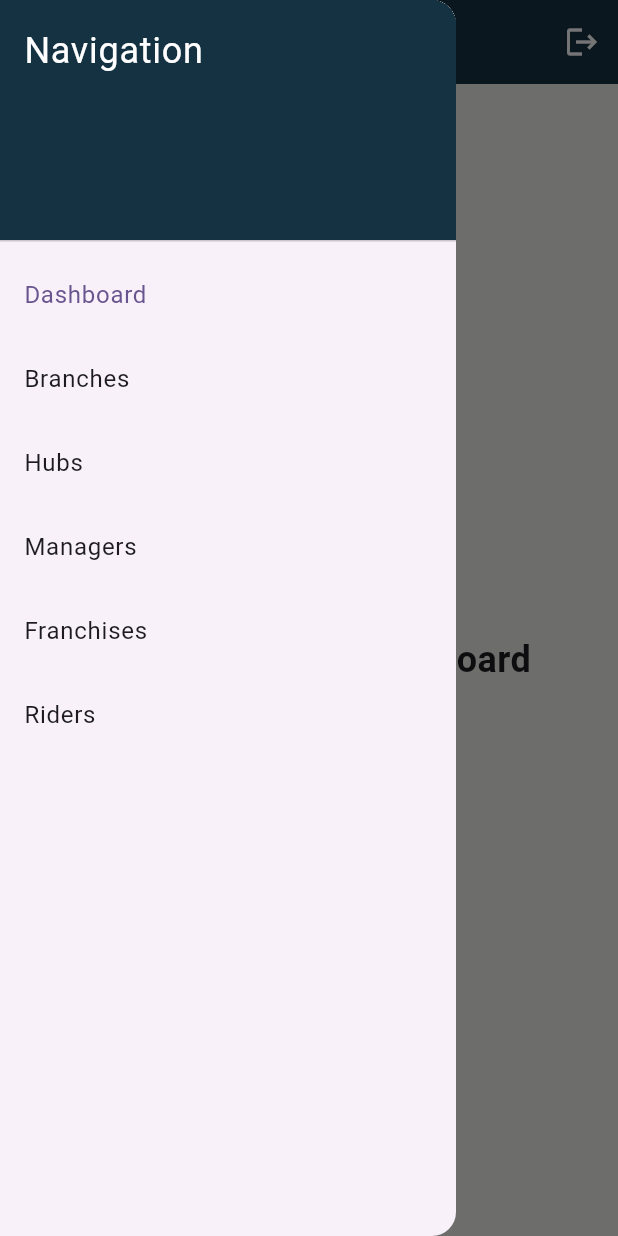
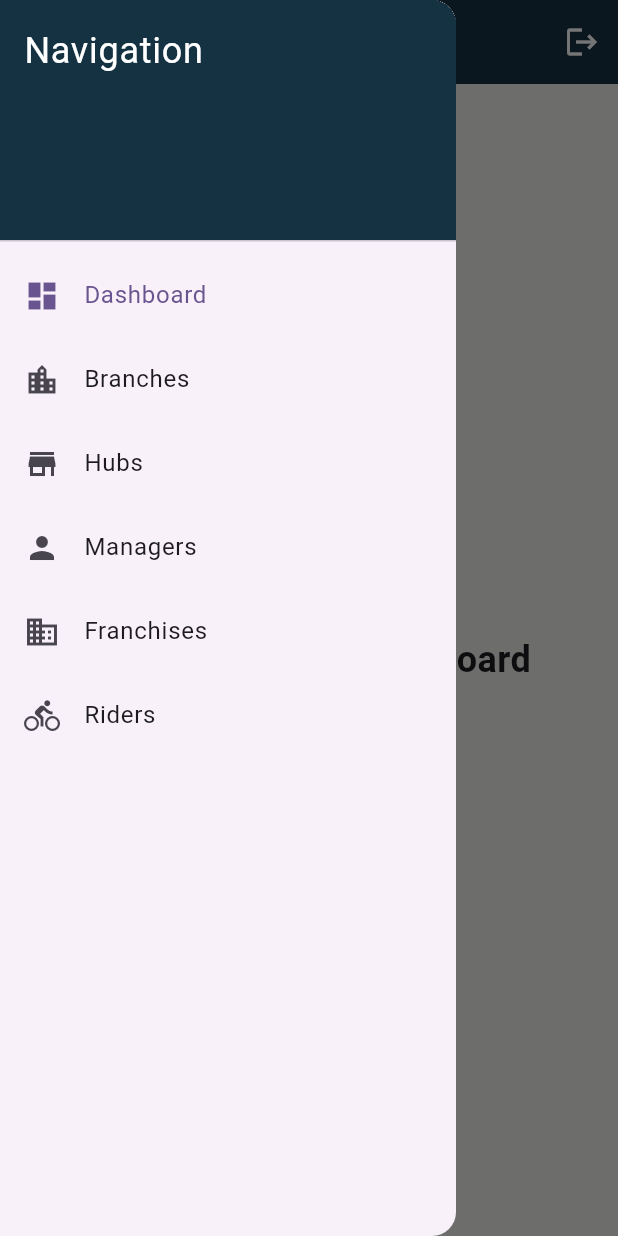
Before and after one commit to MagdKamaldev/rider_admin_panel, a Flutter app: the HomeScreen screen opened directly, with the side drawer open, on a phone screen of 412 x 824 dp. Run offline on Flutter 3.47's test engine with Material 3 defaults, Android fonts, the phone set to English and light mode, and no system bars; our stand-ins replace bloc, dartz, dio, flutter_bloc, get_it, hive and 2 more; accounts and stored records are empty.

Commit message:
create rider

```diff
--- a/lib/core/networks/api_constants.dart
+++ b/lib/core/networks/api_constants.dart
@@ -28,5 +28,5 @@ class ApiConstants {
 //Rider
 static const String fetchRiders = "admin/FetchRiders";
 static const String deleteRider = "admin/DeleteRider";
-
+static const String editRiderHub = "admin/EditRiderHub";
 }
--- a/lib/features/Branches/Ui/add_branch_screen.dart
+++ b/lib/features/Branches/Ui/add_branch_screen.dart
@@ -10,6 +10,8 @@ import 'package:tayar_admin_panel/features/Branches/logic/cubit/branch_cubit.dar
 import 'package:tayar_admin_panel/features/Managers/data/models/manager_model/hub.dart';
 import 'package:tayar_admin_panel/features/home/Ui/home_screen.dart';
 
+
+//make an add rider screen that takes a hub which is selected and name and national id and mobile number and make it like :
 class AddBranchScreen extends StatefulWidget {
   const AddBranchScreen({super.key});
 
--- a/lib/features/home/Ui/home_screen.dart
+++ b/lib/features/home/Ui/home_screen.dart
@@ -22,6 +22,10 @@ class HomeScreen extends StatefulWidget {
 }
 
 class HomeScreenState extends State<HomeScreen> {
+  double railWidth = 72.0; // Default width of the NavigationRail
+  final double expandedRailWidth =
+      200.0; // Expanded width of the NavigationRail
+
   @override
   Widget build(BuildContext context) {
     return BlocProvider(
@@ -50,7 +54,6 @@ class HomeScreenState extends State<HomeScreen> {
           return LayoutBuilder(
             builder: (context, constraints) {
               bool isWideScreen = constraints.maxWidth > 800;
-
               return Scaffold(
                 appBar: AppBar(
                   actions: [
@@ -89,10 +92,14 @@ class HomeScreenState extends State<HomeScreen> {
                                 ),
                               ),
                             ),
-                            for (int i = 0; i < HomeCubit.get(context).titles.length; i++)
+                            for (int i = 0;
+                                i < HomeCubit.get(context).titles.length;
+                                i++)
                               ListTile(
+                                leading: HomeCubit.get(context).screenIcons[i],
                                 title: Text(HomeCubit.get(context).titles[i]),
-                                selected: i == HomeCubit.get(context).selectedIndex,
+                                selected:
+                                    i == HomeCubit.get(context).selectedIndex,
                                 onTap: () {
                                   setState(() {
                                     HomeCubit.get(context).selectedIndex = i;
@@ -106,19 +113,43 @@ class HomeScreenState extends State<HomeScreen> {
                 body: isWideScreen
                     ? Row(
                         children: [
-                          NavigationRail(
-                            selectedIndex: HomeCubit.get(context).selectedIndex,
-                            onDestinationSelected: (int index) {
+                          MouseRegion(
+                            onEnter: (_) {
                               setState(() {
-                                HomeCubit.get(context).selectedIndex = index;
+                                railWidth = expandedRailWidth;
                               });
                             },
-                            labelType: NavigationRailLabelType.all,
-                            destinations: List.generate(
-                              HomeCubit.get(context).titles.length,
-                              (index) => NavigationRailDestination(
-                                icon: HomeCubit.get(context).screenIcons[index], // You can customize this icon
-                                label: Text(HomeCubit.get(context).titles[index]),
+                            onExit: (_) {
+                              setState(() {
+                                railWidth = 72.0;
+                              });
+                            },
+                            child: AnimatedContainer(
+                              duration: const Duration(milliseconds: 200),
+                              width: railWidth,
+                              child: NavigationRail(
+                                selectedIndex:
+                                    HomeCubit.get(context).selectedIndex,
+                                onDestinationSelected: (int index) {
+                                  setState(() {
+                                    HomeCubit.get(context).selectedIndex =
+                                        index;
+                                  });
+                                },
+                                labelType: railWidth > 72.0
+                                    ? NavigationRailLabelType.all
+                                    : NavigationRailLabelType.none,
+                                destinations: List.generate(
+                                  HomeCubit.get(context).titles.length,
+                                  (index) => NavigationRailDestination(
+                                    icon: HomeCubit.get(context)
+                                        .screenIcons[index],
+                                    label: railWidth > 72.0
+                                        ? Text(HomeCubit.get(context)
+                                            .titles[index])
+                                        : const Text(""),
+                                  ),
+                                ),
                               ),
                             ),
                           ),
--- a/lib/features/home/logic/cubit/home_cubit.dart
+++ b/lib/features/home/logic/cubit/home_cubit.dart
@@ -18,12 +18,12 @@ class HomeCubit extends Cubit<HomeState> {
     "Riders"
   ];
 
-  List<Widget> screenIcons = const[
-  Icon(Icons.dashboard),       // Dashboard
-  Icon(Icons.location_city),   // Branches (using city icon as an example)
-  Icon(Icons.store),           // Hubs (using store icon as an example)
-  Icon(Icons.person),          // Managers (using person icon as an example)
-  Icon(Icons.business),        // Franchises (using business icon as an example)
-  Icon(Icons.directions_bike), // Riders (using bike icon as an example)
-];
+  List<Widget> screenIcons = const [
+    Icon(Icons.dashboard),
+    Icon(Icons.location_city),
+    Icon(Icons.store),
+    Icon(Icons.person),
+    Icon(Icons.business),
+    Icon(Icons.directions_bike),
+  ];
 }
--- a/lib/features/riders/data/repos/riders_repo.dart
+++ b/lib/features/riders/data/repos/riders_repo.dart
@@ -4,7 +4,7 @@ import 'package:tayar_admin_panel/features/Hubs/data/models/rider_model.dart';
 
 abstract class RidersRepo {
   Future<Either<Failure,List<RiderModel>>> getRiders();
-  Future<Either<Failure,RiderModel>> addRider(RiderModel rider);
+  Future<Either<Failure,RiderModel>> addRider(String name,String nationalId,String mobileNumber,String password);
   Future<Either<Failure,RiderModel>> deleteRider(int id);
   Future<Either<Failure,RiderModel>> updateRider(RiderModel rider);
 }
```
Also changed, not shown: lib/features/riders/Ui/add_rider_screen.dart (added, +162 -0 lines), lib/features/riders/Ui/riders_card.dart (+84 -4 lines), lib/features/riders/Ui/riders_screen.dart (+38 -35 lines), lib/features/riders/data/repos/riders_repo_impl.dart (+24 -9 lines), lib/features/riders/logic/cubit/rider_cubit.dart (+37 -0 lines), lib/features/riders/logic/cubit/rider_state.dart (+36 -0 lines).
